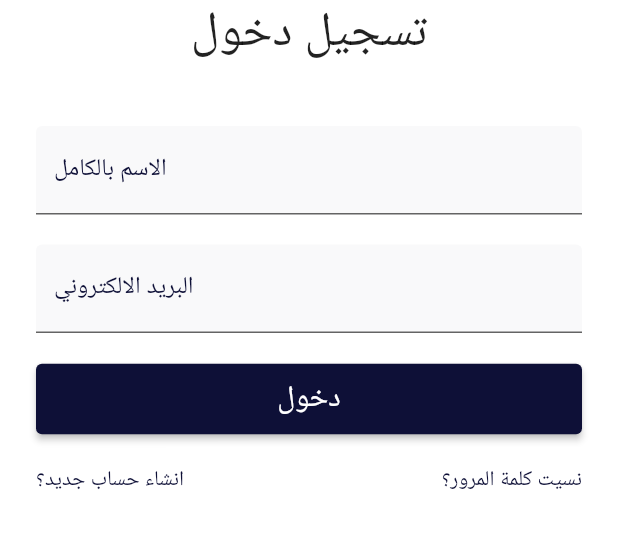
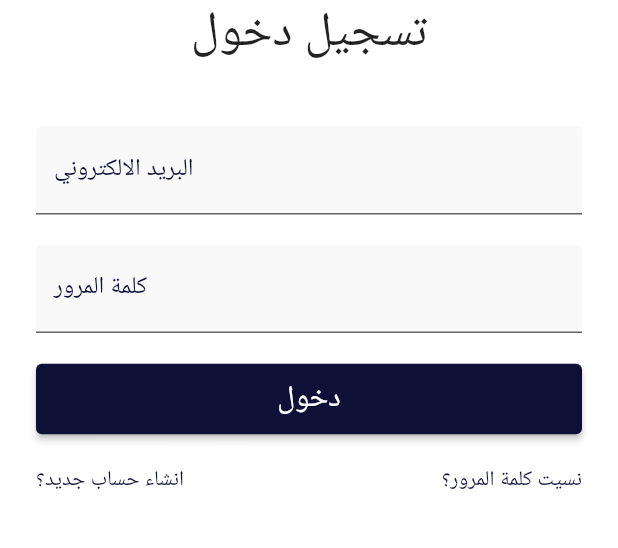
Before and after one commit to El-Helbawy-M/Termo_ieee_app, a Flutter app: the LoginScreen screen opened directly, on a phone screen of 412 x 824 dp, the part 246-794 px from its top. Run offline on Flutter 3.47's test engine with Material 2 defaults, Android fonts, the phone set to English and light mode, and no system bars; our stand-ins replace animated_splash_screen, dio, firebase_auth, firebase_core, flutter_svg; accounts and stored records are empty.

Commit message:
14/9/2022 aliaa

```diff
--- a/lib/services/authentication/screens/login_screen.dart
+++ b/lib/services/authentication/screens/login_screen.dart
@@ -1,10 +1,13 @@
 import 'package:flutter/material.dart';
 import 'package:thermo_ieee_app/services/authentication/screens/register_screen.dart';
 import 'package:thermo_ieee_app/services/authentication/widgets/logo.dart';
+import 'package:thermo_ieee_app/services/home/pages/home_page.dart';
+import 'package:thermo_ieee_app/source/firebase/auth_helper.dart';
 import '../widgets/clickable_container.dart';
 import '../widgets/route_button.dart';
 import '../widgets/screen_title.dart';
 import '../widgets/text_form_auth.dart';
+
 class LoginScreen extends StatefulWidget {
   const LoginScreen({Key? key}) : super(key: key);
 
@@ -13,7 +16,9 @@ class LoginScreen extends StatefulWidget {
 }
 
 class _LoginScreenState extends State<LoginScreen> {
-  final GlobalKey<FormState> _formKey=GlobalKey();
+  final GlobalKey<FormState> _formKey = GlobalKey();
+  String? email, password;
+
   @override
   Widget build(BuildContext context) {
     return Scaffold(
@@ -37,30 +42,58 @@ class _LoginScreenState extends State<LoginScreen> {
                     height: 20,
                   ),
                   TextFormAuth(
-                    title: 'الاسم بالكامل',
+                    title: 'البريد الالكتروني',
+                    save: (value) {
+                      FirebaseAuther().email = value;
+                    },
+                    validate: (value) {
+                      if (value == null) print('Error');
+                    },
+                    input: TextInputType.emailAddress,
                   ),
                   SizedBox(
                     height: 20,
                   ),
                   TextFormAuth(
-                    title: 'البريد الالكتروني',
+                    title: 'كلمة المرور',
+                    save: (value) {
+                      FirebaseAuther().password = value;
+                    },
+                    validate: (value) {
+                      if (value == null) print('Error');
+                    },
+                    input: TextInputType.visiblePassword,
+                    value: true,
                   ),
                   SizedBox(
                     height: 20,
                   ),
                   RoutetButton(
                     title: 'دخول',
-                    submit: (){},
+                    submit: () {
+                      if (_formKey.currentState!.validate()) {
+                        _formKey.currentState!.save();
+                        FirebaseAuther().signInWithEmail();
+                      }
+                      Navigator.of(context).push(MaterialPageRoute(
+                          builder: ((context) => HomePage())));
+                    },
                   ),
                   SizedBox(
                     height: 20,
                   ),
-                  Row(mainAxisAlignment: MainAxisAlignment.spaceBetween,
-                    children: [ ClickableContainer(
-                    title: 'انشاء حساب جديد؟',route: RegisterScreen(),
-                  ), ClickableContainer(
-                    title: 'نسيت كلمة المرور؟',
-                  ),],)
+                  Row(
+                    mainAxisAlignment: MainAxisAlignment.spaceBetween,
+                    children: [
+                      ClickableContainer(
+                        title: 'انشاء حساب جديد؟',
+                        route: RegisterScreen(),
+                      ),
+                      ClickableContainer(
+                        title: 'نسيت كلمة المرور؟',
+                      ),
+                    ],
+                  )
                 ],
               ),
             ),
--- a/pubspec.yaml
+++ b/pubspec.yaml
@@ -36,9 +36,10 @@ dependencies:
   # Use with the CupertinoIcons class for iOS style icons.
   cupertino_icons: ^1.0.2
   dio: ^4.0.6
-  firebase_auth: ^3.7.0
+  firebase_auth: ^3.8.0
   flutter_svg: ^1.1.5
   animated_splash_screen: ^1.3.0
+  firebase_core: ^1.22.0
 
 dev_dependencies:
   flutter_test:
```
Also changed, not shown: lib/main.dart (+10 -2 lines), lib/source/firebase/auth_helper.dart (+11 -2 lines), pubspec.lock, 1 other file.
